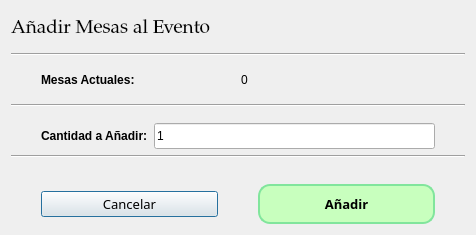
Above: src/ui/AnyadirMesa.ui from IvanJesusCorbalanPascual/Gestor-de-Eventos before the change. Below: the same form after it.
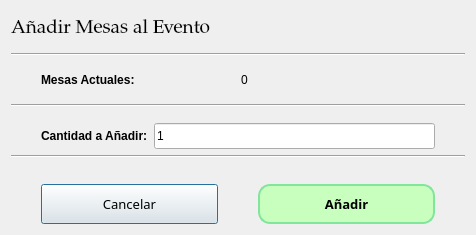
That is the form after the change.

What changed in the file:
```diff
--- a/src/ui/AnyadirMesa.ui
+++ b/src/ui/AnyadirMesa.ui
@@ -146,6 +146,12 @@
      </property>
      <item>
       <widget class="QPushButton" name="btnCancelar">
+       <property name="minimumSize">
+        <size>
+         <width>0</width>
+         <height>40</height>
+        </size>
+       </property>
        <property name="font">
         <font>
          <family>Alef</family>
```
Left out of the diff: 6 changed lines with no effect on the pictures.
